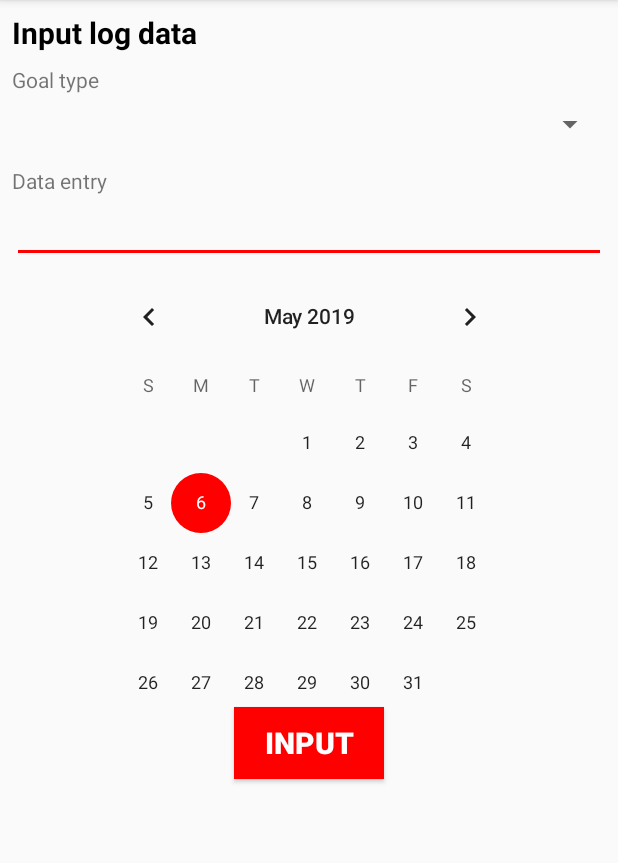
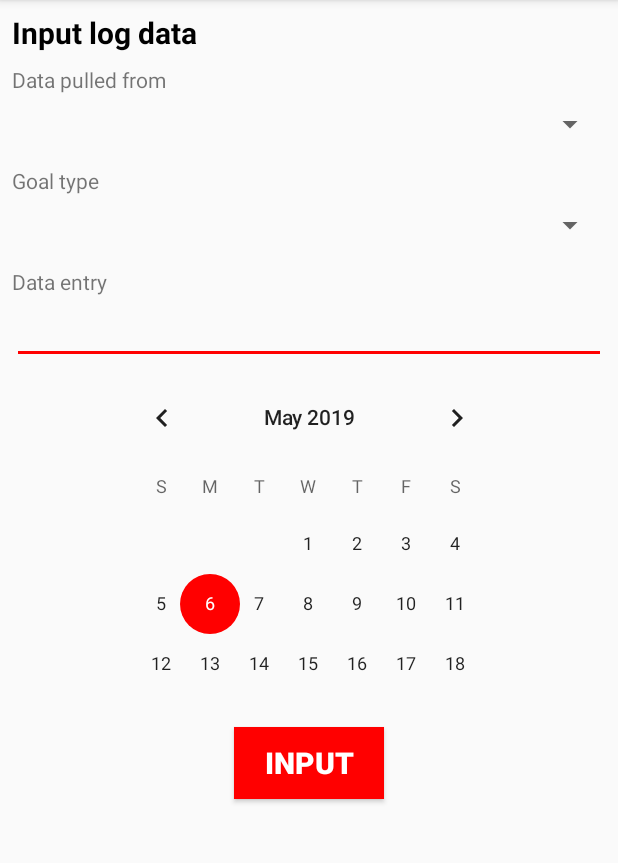
Before and after one commit to rr016/HealthOut, an Android app: the InputLogActivity screen opened directly, with no data from a screen before it, on a phone screen of 412 x 824 dp, the part 84-947 px from its top. Run offline under Robolectric (Android 15) with nearby library versions, the phone set to English and light mode, and no system bars; 3 statements that could not run were skipped.

Commit message:
UI changes

```diff
--- a/app/src/main/java/com/example/android/healthout/InputLogActivity.java
+++ b/app/src/main/java/com/example/android/healthout/InputLogActivity.java
@@ -34,6 +34,7 @@ public class InputLogActivity extends AppCompatActivity {
 
     User user;
 
+    Spinner appSpinner;
     Spinner goalTypeSpinner;
     EditText logEditText;
     Button inputButton;
@@ -50,11 +51,13 @@ public class InputLogActivity extends AppCompatActivity {
         Bundle extras = intent.getExtras();
         user = (User)extras.getSerializable("user");
 
+        appSpinner = findViewById(R.id.spinner_appname_log);
         goalTypeSpinner = findViewById(R.id.spinner_goal_type_log);
         logEditText = findViewById(R.id.editText_log_data);
         inputButton = findViewById(R.id.button_input);
         calendarView = findViewById(R.id.calendar);
 
+        loadAppSpinnerData();
         loadGoalTypeSpinnerData();
 
         calendarView.setOnDateChangeListener(new CalendarView.OnDateChangeListener() {
@@ -175,6 +178,12 @@ public class InputLogActivity extends AppCompatActivity {
         }
     }
 
+    private void loadAppSpinnerData(){
+        ArrayAdapter<String> dataAdapter = new ArrayAdapter<String>
+                (this, android.R.layout.simple_spinner_dropdown_item, user.allAppsList);
+        appSpinner.setAdapter(dataAdapter);
+    }
+
     private void loadGoalTypeSpinnerData(){
         ArrayAdapter<String> dataAdapter = new ArrayAdapter<String>
                 (this, android.R.layout.simple_spinner_dropdown_item, user.allTypesList);
--- a/app/src/main/java/com/example/android/healthout/RegisterAppsActivity.java
+++ b/app/src/main/java/com/example/android/healthout/RegisterAppsActivity.java
@@ -56,6 +56,11 @@ public class RegisterAppsActivity extends AppCompatActivity {
                 }
             }
         });
+
+        new AlertDialog.Builder(this)
+                .setTitle("Under Construction")
+                .setMessage("This function is not yet available!")
+                .setIcon(android.R.drawable.ic_dialog_alert).show();
     }
 
     /************************ MENU BAR ************************/
--- a/app/src/main/java/com/example/android/healthout/database/DatabaseHelper.java
+++ b/app/src/main/java/com/example/android/healthout/database/DatabaseHelper.java
@@ -113,8 +113,6 @@ public class DatabaseHelper extends SQLiteOpenHelper {
         cvApp.put(APP_NAME, "FitBit");
         database.insert(TABLE_APP, null, cvApp);
         cvApp.put(APP_NAME, "Google Fit");
-        database.insert(TABLE_APP, null, cvApp);
-        cvApp.put(APP_NAME, "User Input");
         database.insert(TABLE_APP, null, cvApp);
 
         // Type Table -- preload data
--- a/app/src/main/res/layout/activity_input_log.xml
+++ b/app/src/main/res/layout/activity_input_log.xml
@@ -21,6 +21,30 @@
         app:layout_constraintTop_toTopOf="parent" />
 
     <LinearLayout
+        android:id="@+id/linearLayout4"
+        android:layout_width="match_parent"
+        android:layout_height="wrap_content"
+        android:layout_marginStart="8dp"
+        android:layout_marginTop="8dp"
+        android:layout_marginEnd="8dp"
+        android:orientation="vertical"
+        app:layout_constraintEnd_toEndOf="parent"
+        app:layout_constraintStart_toStartOf="parent"
+        app:layout_constraintTop_toBottomOf="@+id/textView10">
+
+        <TextView
+            android:id="@+id/textView9"
+            android:layout_width="match_parent"
+            android:layout_height="wrap_content"
+            android:text="Data pulled from" />
+
+        <Spinner
+            android:id="@+id/spinner_appname_log"
+            android:layout_width="match_parent"
+            android:layout_height="40dp" />
+    </LinearLayout>
+
+    <LinearLayout
         android:id="@+id/linearLayout2"
         android:layout_width="match_parent"
         android:layout_height="wrap_content"
@@ -30,7 +54,7 @@
         android:orientation="vertical"
         app:layout_constraintEnd_toEndOf="parent"
         app:layout_constraintStart_toStartOf="parent"
-        app:layout_constraintTop_toBottomOf="@+id/textView10">
+        app:layout_constraintTop_toBottomOf="@+id/linearLayout4">
 
         <TextView
             android:id="@+id/textView6"
@@ -75,8 +99,8 @@
 
     <CalendarView
         android:id="@+id/calendar"
-        android:layout_width="290dp"
-        android:layout_height="286dp"
+        android:layout_width="270dp"
+        android:layout_height="232dp"
         android:layout_marginTop="2dp"
         app:layout_constraintEnd_toEndOf="parent"
         app:layout_constraintStart_toStartOf="parent"
```
Also changed, not shown: app/src/main/res/layout/activity_edit_goals.xml (+5 -17 lines), app/src/main/res/layout/activity_register_apps.xml (+0 -10 lines).
